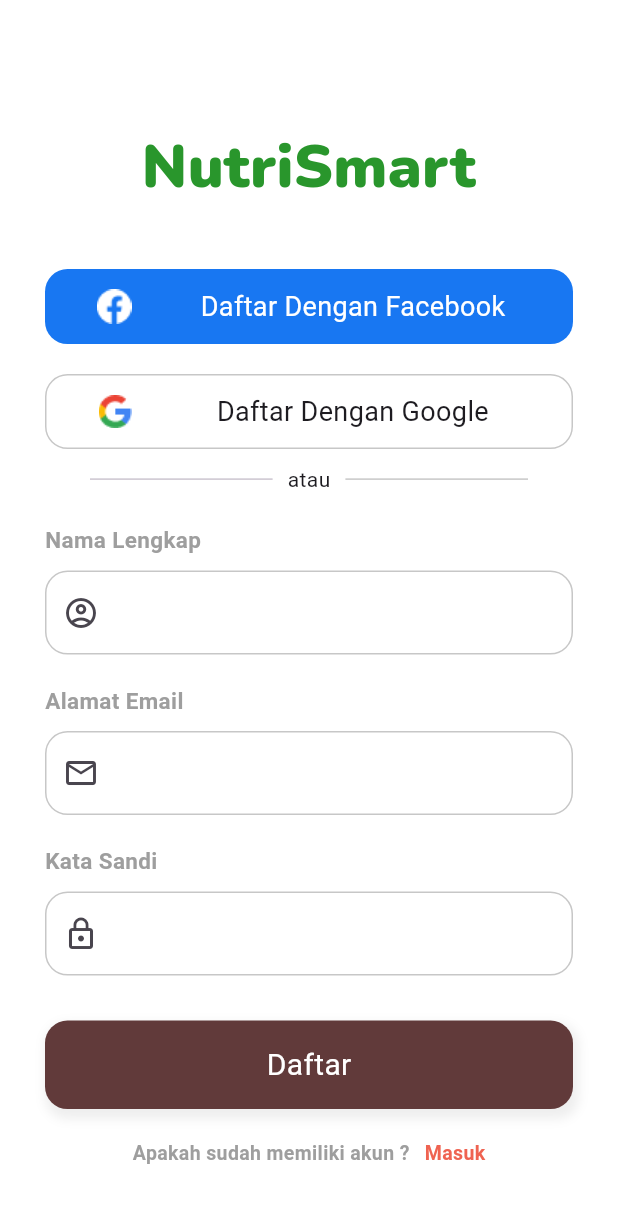
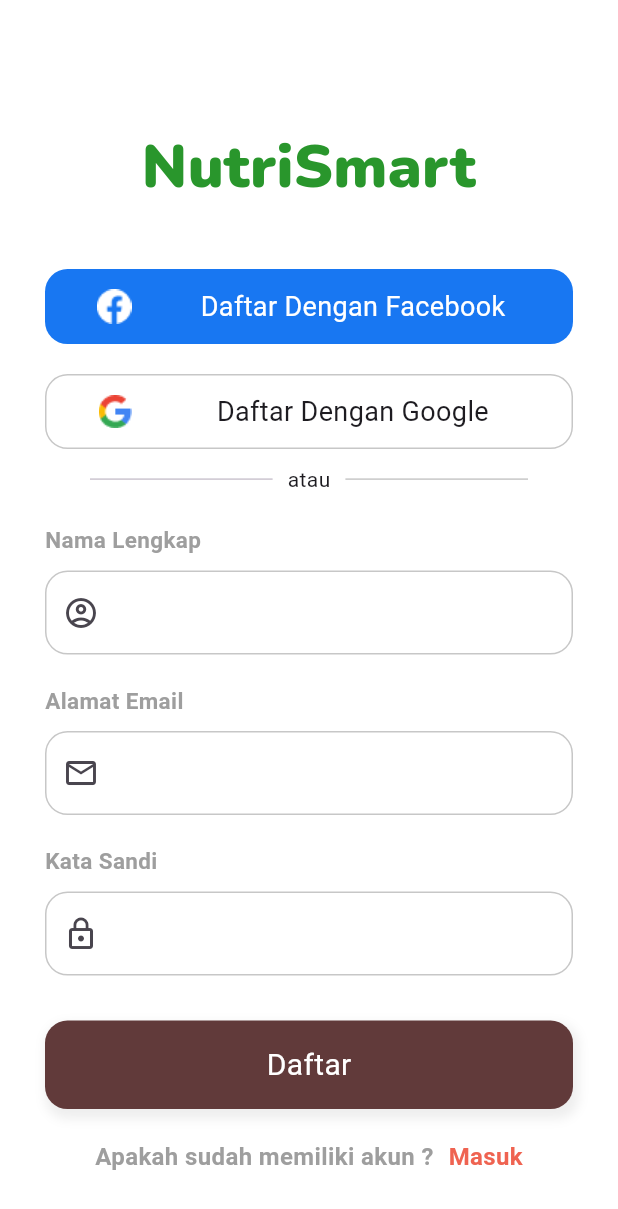
Before and after one commit to nailahazhr/tekber-finalproject, a Flutter app: the SignUpScreen screen opened by its route, on a phone screen of 412 x 824 dp. Shown: the top 1209 px of the screen. Run offline on Flutter 3.47's test engine with Material 3 defaults, Android fonts, the phone set to English and light mode, and no system bars; our stand-ins replace table_calendar.

Commit message:
Update signup_screen.dart

```diff
--- a/lib/screens/signup_screen.dart
+++ b/lib/screens/signup_screen.dart
@@ -205,7 +205,7 @@ class _SignUpScreenState extends State<SignUpScreen> {
         children: <Widget>[
           Text(
             'Apakah sudah memiliki akun ?',
-            style: TextStyle(color: tGreyColor, fontSize: 13, fontWeight: FontWeight.w600),
+            style: TextStyle(color: tGreyColor, fontSize: 16, fontWeight: FontWeight.w600),
           ),
           SizedBox(
             width: 10,
@@ -219,7 +219,7 @@ class _SignUpScreenState extends State<SignUpScreen> {
               'Masuk',
               style: TextStyle(
                   color: tSecondaryColor,
-                  fontSize: 13,
+                  fontSize: 16,
                   fontWeight: FontWeight.w600),
             ),
           ),
```
